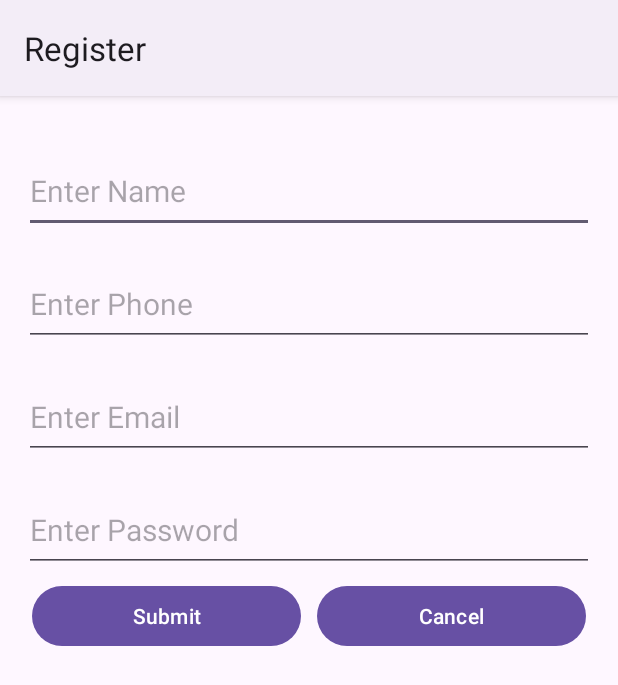
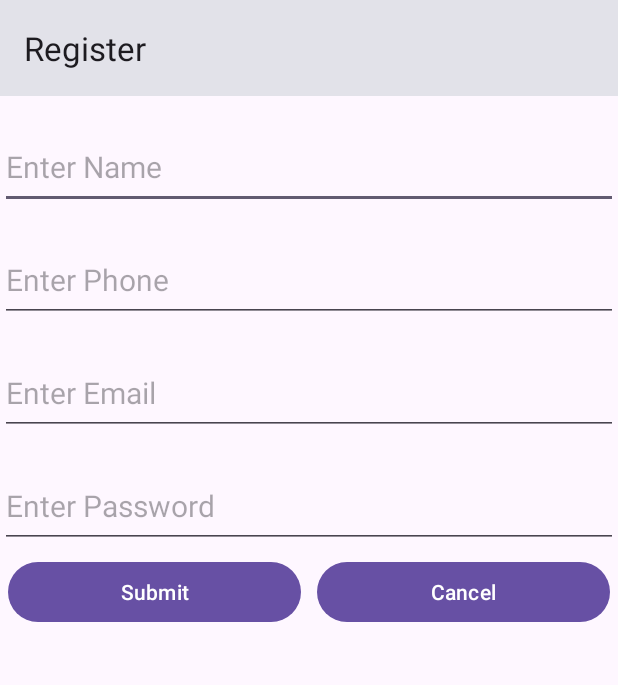
Before and after one commit to TheSBVaidya/MERN-Library_Management_System, an Android app: the RegisterActivity screen opened directly, with no data from a screen before it, on a phone screen of 412 x 824 dp. Shown: the top 685 px of the screen. Run offline under Robolectric (Android 15) with nearby library versions, the light colour scheme and no system bars.

Commit message:
the toolbar is fixed and also implemented

```diff
--- a/LMS_Frontend/user/app/src/main/java/com/example/user/activity/ProfileManagementActivity.java
+++ b/LMS_Frontend/user/app/src/main/java/com/example/user/activity/ProfileManagementActivity.java
@@ -16,7 +16,7 @@ public class ProfileManagementActivity extends AppCompatActivity {
     protected void onCreate(Bundle savedInstanceState) {
         super.onCreate(savedInstanceState);
         setContentView(R.layout.activity_profile_management);
-        getSupportActionBar().setTitle("Profile Management");
+//        getSupportActionBar().setTitle("Profile Management");
 
     }
 }
--- a/LMS_Frontend/user/app/src/main/java/com/example/user/activity/RegisterActivity.java
+++ b/LMS_Frontend/user/app/src/main/java/com/example/user/activity/RegisterActivity.java
@@ -11,6 +11,7 @@ import android.widget.Toast;
 
 //import androidx.annotation.NonNull;
 import androidx.appcompat.app.AppCompatActivity;
+import androidx.appcompat.widget.Toolbar;
 
 import com.example.user.R;
 import com.example.user.entities.Members;
@@ -28,13 +29,14 @@ public class RegisterActivity extends AppCompatActivity {
 
     EditText editName, editPhone, editEmail, editPasswd;
     Button btnSubmit, btnCancel;
+    Toolbar toolbar;
 
     @Override
     protected void onCreate(Bundle savedInstanceState) {
         super.onCreate(savedInstanceState);
         setContentView(R.layout.activity_register);
 
-        getSupportActionBar().setTitle("Register");
+//        getSupportActionBar().setTitle("Register");
 
         editName = findViewById(R.id.editName);
         editPhone = findViewById(R.id.editPhone);
@@ -42,8 +44,9 @@ public class RegisterActivity extends AppCompatActivity {
         editPasswd = findViewById(R.id.editPassword);
         btnSubmit = findViewById(R.id.btnSubmit);
         btnCancel = findViewById(R.id.btnCancel);
+        toolbar = findViewById(R.id.toolbar);
 
-//        showInternetConsentDialog();
+        setSupportActionBar(toolbar);
 
         btnSubmit.setOnClickListener(new View.OnClickListener() {
             @Override
--- a/LMS_Frontend/user/app/src/main/res/layout/activity_register.xml
+++ b/LMS_Frontend/user/app/src/main/res/layout/activity_register.xml
@@ -4,18 +4,16 @@
     xmlns:tools="http://schemas.android.com/tools"
     android:id="@+id/main"
     android:orientation="vertical"
-    android:padding="16dp"
     android:layout_width="match_parent"
     android:layout_height="match_parent"
     tools:context=".activity.RegisterActivity">
 
-<!--    <TextView-->
-<!--        android:layout_width="match_parent"-->
-<!--        android:layout_height="wrap_content"-->
-<!--        android:text="Register"-->
-<!--        android:textSize="30dp"-->
-<!--        android:textStyle="bold"-->
-<!--        android:gravity="center"/>-->
+    <androidx.appcompat.widget.Toolbar
+        android:id="@+id/toolbar"
+        app:title="Register"
+        android:background="#E2E2E9"
+        android:layout_width="match_parent"
+        android:layout_height="wrap_content"/>
 
     <EditText
         android:id="@+id/editName"
--- a/LMS_Frontend/user/app/src/main/res/values/themes.xml
+++ b/LMS_Frontend/user/app/src/main/res/values/themes.xml
@@ -1,6 +1,6 @@
 <resources xmlns:tools="http://schemas.android.com/tools">
     <!-- Base application theme. -->
-    <style name="Base.Theme.User" parent="Theme.Material3.DayNight">
+    <style name="Base.Theme.User" parent="Theme.Material3.DayNight.NoActionBar">
         <!-- Customize your light theme here. -->
         <!-- <item name="colorPrimary">@color/my_light_primary</item> -->
     </style>
```
Also changed, not shown: LMS_Frontend/user/app/src/main/java/com/example/user/activity/DashboardActivity.java (+39 -1 lines), LMS_Frontend/user/app/src/main/java/com/example/user/activity/LoginActivity.java (+6 -3 lines), LMS_Frontend/user/app/src/main/res/layout/activity_dashboard.xml (+7 -0 lines), LMS_Frontend/user/app/src/main/res/layout/activity_login.xml (+9 -0 lines), LMS_Frontend/user/app/src/main/res/menu/dashboard_menu.xml (added, +15 -0 lines).
